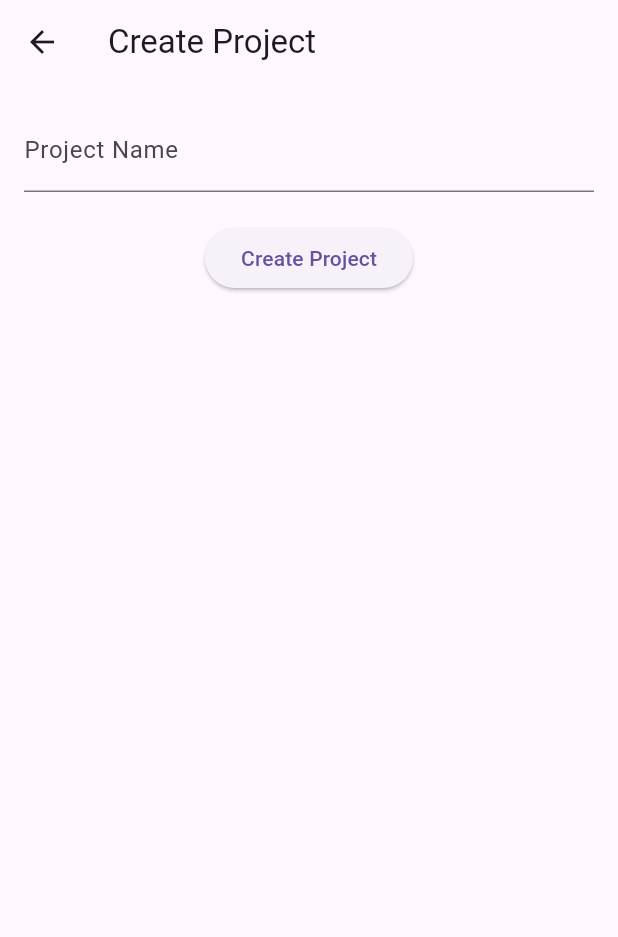
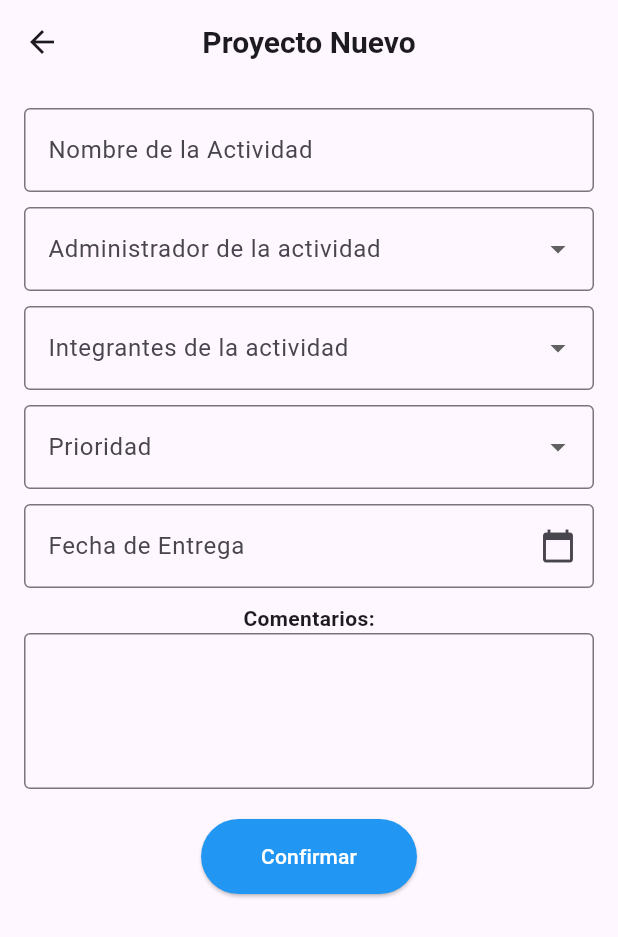
Before and after one commit to DaniRam17/utah_painting, a Flutter app: the ProjectCreateScreen screen opened directly, on a phone screen of 412 x 824 dp. Shown: the top 937 px of the screen. Run offline on Flutter 3.47's test engine with Material 3 defaults, Android fonts, the phone set to English and light mode, and no system bars; our stand-ins replace firebase_core, fl_chart, table_calendar; accounts and stored records are empty; network calls fail; Roboto replaces fonts that are missing (Poppins).

Commit message:
Modificaciones a la arquitectura del proyecto, pantalla de projectos , tareas, login y se agrega coneccion a base de datos.

```diff
--- a/lib/presentation/screens/home/home.dart
+++ b/lib/presentation/screens/home/home.dart
@@ -1,8 +1,9 @@
 import 'package:flutter/material.dart';
 import 'package:utah_painting/presentation/screens/projects/project_list.dart';
 import 'package:utah_painting/presentation/screens/tasks/task_list.dart';
-import 'package:utah_painting/presentation/screens/calendar/calendar.dart' ;
+import 'package:utah_painting/presentation/screens/calendar/calendar.dart';
 import 'package:utah_painting/presentation/screens/home/dashboard.dart';
+import 'package:utah_painting/presentation/screens/notifications/notifications.dart';
 
 class HomeScreen extends StatefulWidget {
   const HomeScreen({super.key});
@@ -19,6 +20,7 @@ class _HomeScreenState extends State<HomeScreen> {
     const ProjectListScreen(),
     const CalendarScreen(),
     DashboardScreen(),
+    const NotificationsScreen(),
   ];
 
   void _onItemTapped(int index) {
@@ -37,6 +39,7 @@ class _HomeScreenState extends State<HomeScreen> {
           BottomNavigationBarItem(icon: Icon(Icons.business), label: "Proyectos"),
           BottomNavigationBarItem(icon: Icon(Icons.calendar_today), label: "Calendario"),
           BottomNavigationBarItem(icon: Icon(Icons.dashboard), label: "Dashboard"),
+          BottomNavigationBarItem(icon: Icon(Icons.notifications), label: "Notificaciones"),
         ],
         currentIndex: _selectedIndex,
         selectedItemColor: const Color.fromARGB(255, 87, 165, 238),
--- a/lib/presentation/screens/projects/project_create.dart
+++ b/lib/presentation/screens/projects/project_create.dart
@@ -1,37 +1,138 @@
 import 'package:flutter/material.dart';
 import 'package:provider/provider.dart';
+import 'package:intl/intl.dart'; // Para formatear la fecha
 import 'package:utah_painting/providers/project_provider.dart';
 
-class ProjectCreateScreen extends StatelessWidget {
+class ProjectCreateScreen extends StatefulWidget {
   const ProjectCreateScreen({super.key});
 
   @override
+  _ProjectCreateScreenState createState() => _ProjectCreateScreenState();
+}
+
+class _ProjectCreateScreenState extends State<ProjectCreateScreen> {
+  final TextEditingController nameController = TextEditingController();
+  final TextEditingController commentsController = TextEditingController();
+  final TextEditingController dateController = TextEditingController();
+  String? selectedAdmin;
+  String? selectedMembers;
+  String? selectedPriority;
+
+  Future<void> _selectDate(BuildContext context) async {
+    DateTime? pickedDate = await showDatePicker(
+      context: context,
+      initialDate: DateTime.now(),
+      firstDate: DateTime(2000),
+      lastDate: DateTime(2100),
+    );
+
+    if (pickedDate != null) {
+      setState(() {
+        dateController.text = DateFormat('dd/MM/yyyy').format(pickedDate);
+      });
+    }
+  }
+
+  @override
   Widget build(BuildContext context) {
-    final TextEditingController nameController = TextEditingController();
-
     return Scaffold(
-      appBar: AppBar(title: const Text('Create Project')),
-      body: Padding(
+      appBar: AppBar(
+        title: const Text(
+          'Proyecto Nuevo',
+          style: TextStyle(
+            fontFamily: 'Poppins',
+            fontSize: 20,
+            fontWeight: FontWeight.w600,
+          ),
+        ),
+        centerTitle: true,
+      ),
+      body: SingleChildScrollView(
         padding: const EdgeInsets.all(16.0),
         child: Column(
+          crossAxisAlignment: CrossAxisAlignment.center,
           children: [
-            TextField(
-              controller: nameController,
-              decoration: const InputDecoration(labelText: 'Project Name'),
-            ),
+            _buildTextField('Nombre de la Actividad', nameController),
+            const SizedBox(height: 10),
+            _buildDropdown('Administrador de la actividad', ['Admin 1', 'Admin 2'], (value) {
+              setState(() {
+                selectedAdmin = value;
+              });
+            }),
+            const SizedBox(height: 10),
+            _buildDropdown('Integrantes de la actividad', ['Miembro 1', 'Miembro 2'], (value) {
+              setState(() {
+                selectedMembers = value;
+              });
+            }),
+            const SizedBox(height: 10),
+            _buildDropdown('Prioridad', ['Alta', 'Media', 'Baja'], (value) {
+              setState(() {
+                selectedPriority = value;
+              });
+            }),
+            const SizedBox(height: 10),
+            _buildDatePickerField('Fecha de Entrega', dateController),
+            const SizedBox(height: 10),
+            const Text('Comentarios:', style: TextStyle(fontWeight: FontWeight.bold)),
+            _buildTextField('', commentsController, maxLines: 3),
             const SizedBox(height: 20),
-            ElevatedButton(
-              onPressed: () {
-                if (nameController.text.isNotEmpty) {
-                  Provider.of<ProjectProvider>(context, listen: false).addProject(nameController.text);
-                  Navigator.pop(context);
-                }
-              },
-              child: const Text('Create Project'),
+            Center(
+              child: ElevatedButton(
+                onPressed: () {
+                  if (nameController.text.isNotEmpty) {
+                    Provider.of<ProjectProvider>(context, listen: false)
+                        .addProject(nameController.text);
+                    Navigator.pop(context);
+                  }
+                },
+                style: ElevatedButton.styleFrom(
+                  padding: const EdgeInsets.symmetric(horizontal: 40, vertical: 15),
+                  backgroundColor: Colors.blue,
+                ),
+                child: const Text('Confirmar', style: TextStyle(color: Colors.white)),
+              ),
             ),
           ],
         ),
       ),
     );
   }
+
+  Widget _buildTextField(String label, TextEditingController controller, {int maxLines = 1}) {
+    return TextField(
+      controller: controller,
+      maxLines: maxLines,
+      decoration: InputDecoration(
+        labelText: label,
+        border: OutlineInputBorder(),
+      ),
+    );
+  }
+
+  Widget _buildDropdown(String label, List<String> items, Function(String?) onChanged) {
+    return DropdownButtonFormField<String>(
+      decoration: InputDecoration(
+        labelText: label,
+        border: OutlineInputBorder(),
+      ),
+      items: items.map((item) => DropdownMenuItem(value: item, child: Text(item))).toList(),
+      onChanged: onChanged,
+    );
+  }
+
+  Widget _buildDatePickerField(String label, TextEditingController controller) {
+    return TextField(
+      controller: controller,
+      readOnly: true,
+      decoration: InputDecoration(
+        labelText: label,
+        border: OutlineInputBorder(),
+        suffixIcon: IconButton(
+          icon: const Icon(Icons.calendar_today),
+          onPressed: () => _selectDate(context),
+        ),
+      ),
+    );
+  }
 }
```
Also changed, not shown: lib/main.dart (+14 -2 lines), lib/presentation/screens/auth/login.dart (+31 -2 lines), lib/presentation/screens/auth/register.dart (+46 -0 lines), lib/presentation/screens/notifications/notifications.dart (+30 -0 lines), lib/providers/calendar_provider.dart (+20 -0 lines), lib/providers/notification_provider.dart (+17 -0 lines), pubspec.yaml (+8 -4 lines), firebase.json (added), lib/firebase_options.dart (added), pubspec.lock, 14 other files.
